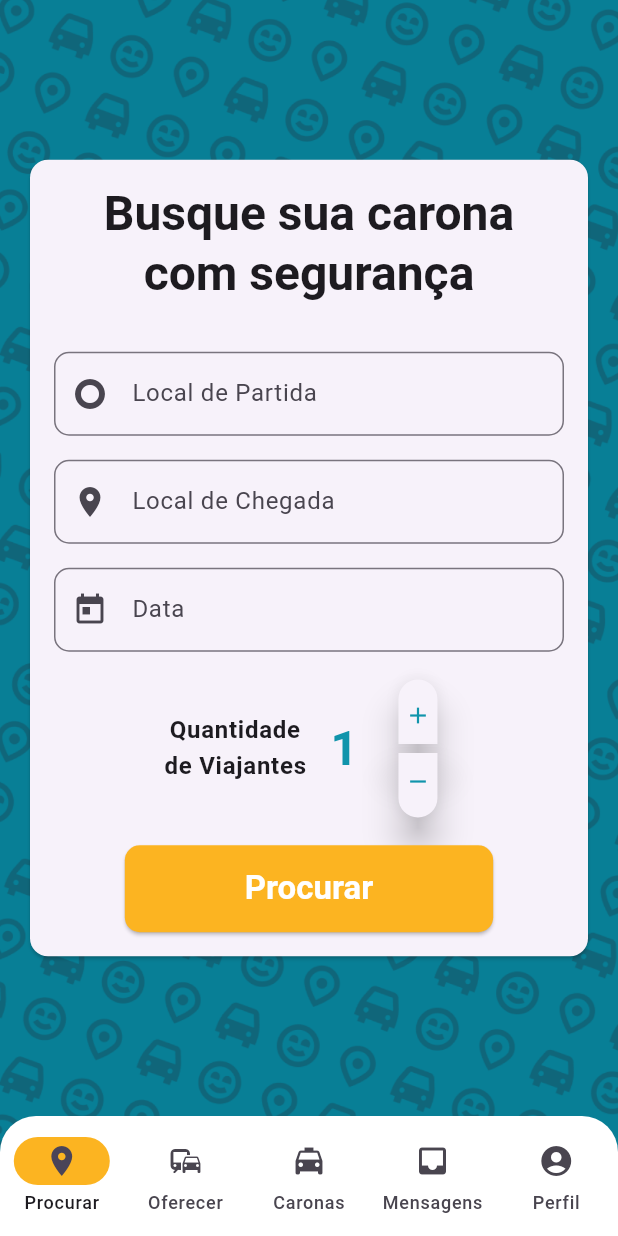
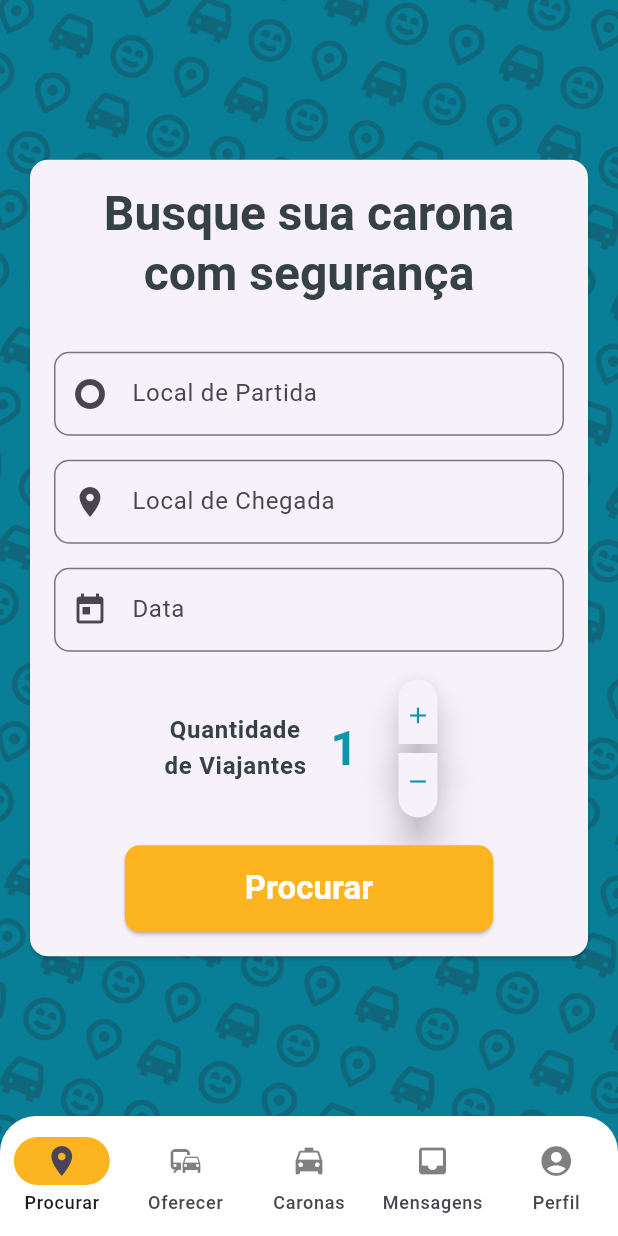
Before and after one commit to fossguild/joynride, a Flutter app: the screen it shows after launch, after a tap on "Entrar", on a phone screen of 412 x 824 dp. Run offline on Flutter 3.47's test engine with Material 3 defaults, Android fonts, the phone set to English and light mode, and no system bars.

Commit message:
fix: update color to the correct shade for visual consistency

```diff
--- a/app/joynride_app/lib/main.dart
+++ b/app/joynride_app/lib/main.dart
@@ -33,10 +33,17 @@ class _MyAppState extends State<MyApp> {
           onSecondary: Colors.white,
           onTertiary: Colors.white,
         );
+
+    final textTheme = Theme.of(context).textTheme.apply(
+          displayColor: grayBlue,
+          bodyColor: grayBlue,
+        );
+
     return MaterialApp(
       home: _logged ? const HomeScreen() : LoginScreen(login),
       theme: ThemeData.from(
         colorScheme: colorScheme,
+        textTheme: textTheme,
         useMaterial3: true,
       ),
       debugShowCheckedModeBanner: true,
--- a/app/joynride_app/lib/screens/home_screen.dart
+++ b/app/joynride_app/lib/screens/home_screen.dart
@@ -12,6 +12,7 @@ class _HomeScreenState extends State<HomeScreen> {
   int _currentPageIndex = 0;
   @override
   Widget build(BuildContext context) {
+    var iconTheme = Theme.of(context).iconTheme;
     final colorScheme = Theme.of(context).colorScheme;
 
     return Container(
@@ -44,25 +45,45 @@ class _HomeScreenState extends State<HomeScreen> {
               });
             },
             selectedIndex: _currentPageIndex,
-            destinations: const <Widget>[
+            destinations: <Widget>[
               NavigationDestination(
-                icon: Icon(Icons.place),
+                icon: Icon(
+                  Icons.place,
+                  color: iconTheme.color!.withAlpha(127),
+                ),
+                selectedIcon: const Icon(Icons.place),
                 label: 'Procurar',
               ),
               NavigationDestination(
-                icon: Icon(Icons.commute),
+                icon: Icon(
+                  Icons.commute,
+                  color: iconTheme.color!.withAlpha(127),
+                ),
+                selectedIcon: const Icon(Icons.commute),
                 label: 'Oferecer',
               ),
               NavigationDestination(
-                icon: Icon(Icons.local_taxi),
+                icon: Icon(
+                  Icons.local_taxi,
+                  color: iconTheme.color!.withAlpha(127),
+                ),
+                selectedIcon: const Icon(Icons.local_taxi),
                 label: 'Caronas',
               ),
               NavigationDestination(
-                icon: Icon(Icons.inbox),
+                icon: Icon(
+                  Icons.inbox,
+                  color: iconTheme.color!.withAlpha(127),
+                ),
+                selectedIcon: const Icon(Icons.inbox),
                 label: 'Mensagens',
               ),
               NavigationDestination(
-                icon: Icon(Icons.account_circle),
+                icon: Icon(
+                  Icons.account_circle,
+                  color: iconTheme.color!.withAlpha(127),
+                ),
+                selectedIcon: const Icon(Icons.account_circle),
                 label: 'Perfil',
               ),
             ],
--- a/app/joynride_app/lib/utils/constants.dart
+++ b/app/joynride_app/lib/utils/constants.dart
@@ -3,3 +3,4 @@ import 'package:flutter/material.dart';
 const primaryBlue = Color.fromARGB(255, 16, 148, 171);
 const secondaryBlue = Color.fromARGB(255, 100, 196, 210);
 const yellow = Color.fromARGB(255, 252, 180, 33);
+const grayBlue = Color.fromARGB(255, 53, 65, 68);
--- a/app/joynride_app/lib/widgets/quantity_selector.dart
+++ b/app/joynride_app/lib/widgets/quantity_selector.dart
@@ -103,7 +103,6 @@ class _QuantitySelectorState extends State<QuantitySelector> {
                 elevation: WidgetStatePropertyAll(elevation),
                 shape: WidgetStatePropertyAll(
                   RoundedRectangleBorder(
-                    // side: BorderSide(style: BorderStyle.solid, width: 0.5),
                     borderRadius: BorderRadius.only(
                       bottomLeft: Radius.circular(radius),
                       bottomRight: Radius.circular(radius),
--- a/app/joynride_app/lib/widgets/simple_textfield.dart
+++ b/app/joynride_app/lib/widgets/simple_textfield.dart
@@ -1,4 +1,5 @@
 import 'package:flutter/material.dart';
+import 'package:joynride_app/utils/constants.dart';
 
 class SimpleTextField extends StatelessWidget {
   const SimpleTextField({
@@ -18,11 +19,12 @@ class SimpleTextField extends StatelessWidget {
   Widget build(BuildContext context) {
     return TextField(
       keyboardType: textInputType,
+      style: const TextStyle(color: grayBlue),
       decoration: InputDecoration(
         labelText: labelText,
         hintText: hintText,
         prefixIcon: icon,
-        hintStyle: const TextStyle(color: Colors.grey),
+        hintStyle: TextStyle(color: grayBlue.withAlpha(127)),
         border: const OutlineInputBorder(
           borderRadius: BorderRadius.all(
             Radius.circular(10.0),
```
